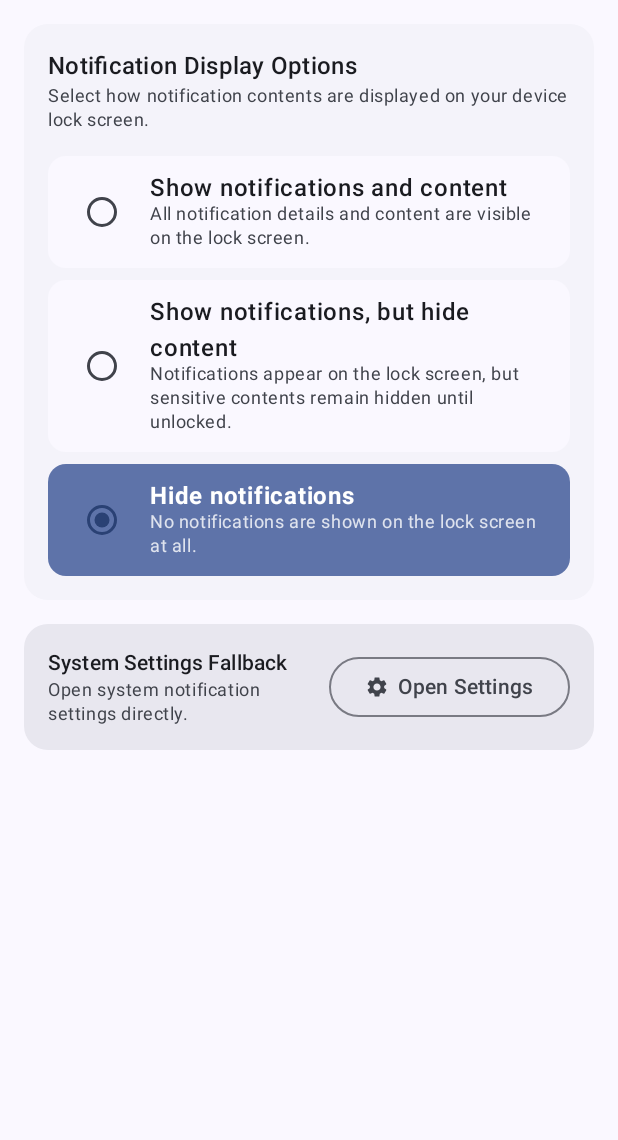
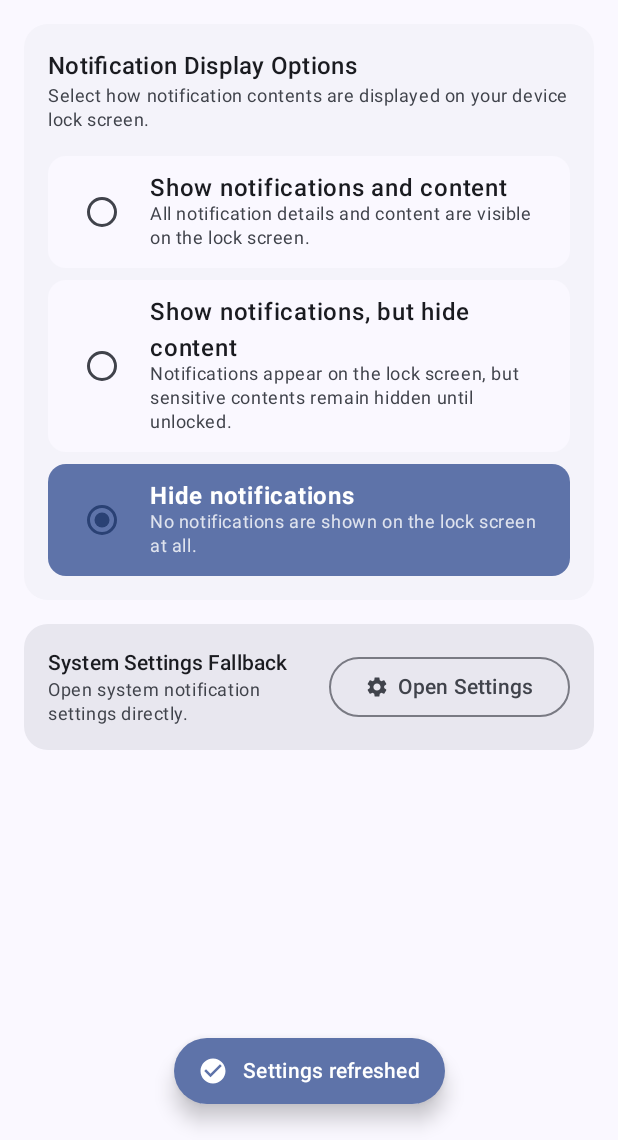
Before and after one commit to AndroidDeveloper257/SettingsHelper, an Android app built with Jetpack Compose: the composable MainSettingsScreen shown on its own in the app's theme, after a tap on "Refresh", on a phone screen of 412 x 824 dp, the part 96-1236 px from its top. Run offline under Robolectric (Android 15) with nearby library versions, the phone set to English and light mode, and no system bars; 3 other taps on this screen came first.

Commit message:
customzie toast

```diff
--- a/app/src/main/java/uz/alimov/settingshelper/MainActivity.kt
+++ b/app/src/main/java/uz/alimov/settingshelper/MainActivity.kt
@@ -8,11 +8,15 @@ import android.content.Intent
 import android.content.pm.PackageManager
 import android.os.Bundle
 import android.provider.Settings
-import android.widget.Toast
 import androidx.activity.compose.setContent
 import androidx.activity.enableEdgeToEdge
 import androidx.biometric.BiometricManager
 import androidx.biometric.BiometricPrompt
+import androidx.compose.animation.AnimatedVisibility
+import androidx.compose.animation.fadeIn
+import androidx.compose.animation.fadeOut
+import androidx.compose.animation.slideInVertically
+import androidx.compose.animation.slideOutVertically
 import androidx.compose.foundation.layout.Arrangement
 import androidx.compose.foundation.layout.Box
 import androidx.compose.foundation.layout.Column
@@ -28,7 +32,9 @@ import androidx.compose.foundation.rememberScrollState
 import androidx.compose.foundation.shape.RoundedCornerShape
 import androidx.compose.foundation.verticalScroll
 import androidx.compose.material.icons.Icons
+import androidx.compose.material.icons.filled.CheckCircle
 import androidx.compose.material.icons.filled.ContentCopy
+import androidx.compose.material.icons.filled.Error
 import androidx.compose.material.icons.filled.Lock
 import androidx.compose.material.icons.filled.Notifications
 import androidx.compose.material.icons.filled.Refresh
@@ -49,12 +55,14 @@ import androidx.compose.material3.Text
 import androidx.compose.material3.TopAppBar
 import androidx.compose.material3.TopAppBarDefaults
 import androidx.compose.runtime.Composable
+import androidx.compose.runtime.LaunchedEffect
 import androidx.compose.runtime.getValue
 import androidx.compose.runtime.mutableStateOf
 import androidx.compose.runtime.remember
 import androidx.compose.runtime.setValue
 import androidx.compose.ui.Alignment
 import androidx.compose.ui.Modifier
+import androidx.compose.ui.graphics.vector.ImageVector
 import androidx.compose.ui.platform.LocalContext
 import androidx.compose.ui.text.font.FontFamily
 import androidx.compose.ui.text.font.FontWeight
@@ -63,6 +71,7 @@ import androidx.compose.ui.unit.dp
 import androidx.core.content.ContextCompat
 import androidx.core.splashscreen.SplashScreen.Companion.installSplashScreen
 import androidx.fragment.app.FragmentActivity
+import kotlinx.coroutines.delay
 import uz.alimov.settingshelper.ui.theme.SettingsHelperTheme
 
 enum class LockScreenNotificationOption {
@@ -70,6 +79,13 @@ enum class LockScreenNotificationOption {
     HIDE_CONTENT,   // Show notifications, but hide content
     HIDE_ALL        // Hide notifications
 }
+
+data class AppToast(
+    val message: String,
+    val isError: Boolean = false,
+    val icon: ImageVector? = null,
+    val id: Long = System.currentTimeMillis()
+)
 
 class MainActivity : FragmentActivity() {
 
@@ -265,13 +281,29 @@ fun MainSettingsScreen(
     var currentOption by remember {
         mutableStateOf(readCurrentLockScreenOption(context))
     }
+    var activeToast by remember {
+        mutableStateOf<AppToast?>(null)
+    }
+
+    fun showToast(msg: String, isError: Boolean = false, icon: ImageVector? = null) {
+        activeToast = AppToast(msg, isError, icon)
+    }
+
+    LaunchedEffect(activeToast) {
+        if (activeToast != null) {
+            delay(3000)
+            activeToast = null
+        }
+    }
 
     val onOptionSelected: (LockScreenNotificationOption) -> Unit = { option ->
         if (applyLockScreenOption(context, option)) {
             currentOption = option
+            showToast("Notification settings updated", isError = false)
         } else {
             hasPermission = checkWriteSecureSettingsPermission(context)
             currentOption = readCurrentLockScreenOption(context)
+            showToast("Permission denied. Grant WRITE_SECURE_SETTINGS via ADB.", isError = true)
         }
     }
 
@@ -296,6 +328,7 @@ fun MainSettingsScreen(
                         onClick = {
                             hasPermission = checkWriteSecureSettingsPermission(context)
                             currentOption = readCurrentLockScreenOption(context)
+                            showToast("Settings refreshed", isError = false)
                         }
                     ) {
                         Icon(Icons.Default.Refresh, contentDescription = "Refresh")
@@ -310,10 +343,14 @@ fun MainSettingsScreen(
             )
         }
     ) { padding ->
+        Box(
+            modifier = Modifier
+                .fillMaxSize()
+                .padding(padding)
+        ) {
             Column(
                 modifier = Modifier
                     .fillMaxSize()
-                .padding(padding)
                     .verticalScroll(rememberScrollState())
                     .padding(16.dp),
                 verticalArrangement = Arrangement.spacedBy(16.dp)
@@ -323,9 +360,12 @@ fun MainSettingsScreen(
                         onCheckAgain = {
                             hasPermission = checkWriteSecureSettingsPermission(context)
                             if (hasPermission) {
-                            Toast.makeText(context, "Permission granted!", Toast.LENGTH_SHORT).show()
+                                showToast("Permission granted!", isError = false)
+                            } else {
+                                showToast("Permission missing", isError = true)
                             }
-                    }
+                        },
+                        onShowToast = { msg, isErr, icon -> showToast(msg, isErr, icon) }
                     )
                 }
 
@@ -406,7 +446,7 @@ fun MainSettingsScreen(
                         }
                         Spacer(modifier = Modifier.width(8.dp))
                         OutlinedButton(
-                        onClick = { openSystemNotificationSettings(context) }
+                            onClick = { openSystemNotificationSettings(context, onShowToast = { msg, err -> showToast(msg, err) }) }
                         ) {
                             Icon(
                                 imageVector = Icons.Default.Settings,
@@ -416,6 +456,56 @@ fun MainSettingsScreen(
                             Spacer(modifier = Modifier.width(6.dp))
                             Text("Open Settings")
                         }
+                    }
+                }
+            }
+
+            CustomToastHost(
+                toast = activeToast,
+                modifier = Modifier
+                    .align(Alignment.BottomCenter)
+                    .padding(bottom = 24.dp)
+            )
+        }
+    }
+}
+
+@Composable
+fun CustomToastHost(
+    toast: AppToast?,
+    modifier: Modifier = Modifier
+) {
+    AnimatedVisibility(
+        visible = toast != null,
+        enter = slideInVertically(initialOffsetY = { it }) + fadeIn(),
+        exit = slideOutVertically(targetOffsetY = { it }) + fadeOut(),
+        modifier = modifier
+    ) {
+        toast?.let { data ->
+            Surface(
+                shape = RoundedCornerShape(24.dp),
+                color = if (data.isError) MaterialTheme.colorScheme.errorContainer else MaterialTheme.colorScheme.primaryContainer,
+                shadowElevation = 8.dp,
+                modifier = Modifier.padding(horizontal = 24.dp)
+            ) {
+                Row(
+                    modifier = Modifier.padding(horizontal = 16.dp, vertical = 12.dp),
+                    verticalAlignment = Alignment.CenterVertically
+                ) {
+                    val defaultIcon = if (data.isError) Icons.Default.Error else Icons.Default.CheckCircle
+                    Icon(
+                        imageVector = data.icon ?: defaultIcon,
+                        contentDescription = null,
+                        tint = if (data.isError) MaterialTheme.colorScheme.onErrorContainer else MaterialTheme.colorScheme.onPrimaryContainer,
+                        modifier = Modifier.size(20.dp)
+                    )
+                    Spacer(modifier = Modifier.width(10.dp))
+                    Text(
+                        text = data.message,
+                        style = MaterialTheme.typography.bodyMedium,
+                        fontWeight = FontWeight.Medium,
+                        color = if (data.isError) MaterialTheme.colorScheme.onErrorContainer else MaterialTheme.colorScheme.onPrimaryContainer
+                    )
                 }
             }
         }
@@ -479,7 +569,8 @@ fun NotificationOptionItem(
 
 @Composable
 fun PermissionRequiredCard(
-    onCheckAgain: () -> Unit
+    onCheckAgain: () -> Unit,
+    onShowToast: (String, Boolean, ImageVector?) -> Unit
 ) {
     val context = LocalContext.current
     val adbCommand = "adb shell pm grant uz.alimov.settingshelper android.permission.WRITE_SECURE_SETTINGS"
@@ -541,7 +632,7 @@ fun PermissionRequiredCard(
                             val clipboard = context.getSystemService(Context.CLIPBOARD_SERVICE) as ClipboardManager
                             val clip = ClipData.newPlainText("ADB Command", adbCommand)
                             clipboard.setPrimaryClip(clip)
-                            Toast.makeText(context, "Copied ADB command", Toast.LENGTH_SHORT).show()
+                            onShowToast("Copied ADB command", false, Icons.Default.ContentCopy)
                         }
                     ) {
                         Icon(
@@ -609,16 +700,11 @@ private fun applyLockScreenOption(context: Context, option: LockScreenNotificati
         )
         true
     } catch (_: SecurityException) {
-        Toast.makeText(
-            context,
-            "Permission denied. Grant WRITE_SECURE_SETTINGS via ADB.",
-            Toast.LENGTH_LONG
-        ).show()
         false
     }
 }
 
-private fun openSystemNotificationSettings(context: Context) {
+private fun openSystemNotificationSettings(context: Context, onShowToast: (String, Boolean) -> Unit) {
     try {
         val intent = Intent("android.settings.ALL_APPS_NOTIFICATION_SETTINGS")
         context.startActivity(intent)
@@ -633,7 +719,7 @@ private fun openSystemNotificationSettings(context: Context) {
                 val intent = Intent(Settings.ACTION_SETTINGS)
                 context.startActivity(intent)
             } catch (_: Exception) {
-                Toast.makeText(context, "Unable to open system settings", Toast.LENGTH_SHORT).show()
+                onShowToast("Unable to open system settings", true)
             }
         }
     }
```
Lines whose indentation alone changed are shown as unchanged.
